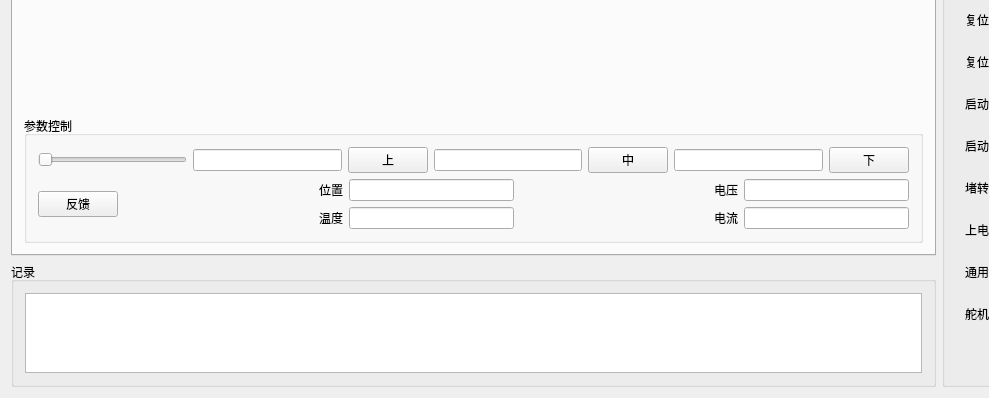
Before: the Qt Designer form widget.ui in zhangzhuo520/QtSerail, drawn with Qt 5; both pictures show x 0 to 989 and y 283 to 681 of the 1158 by 681 pixel window.
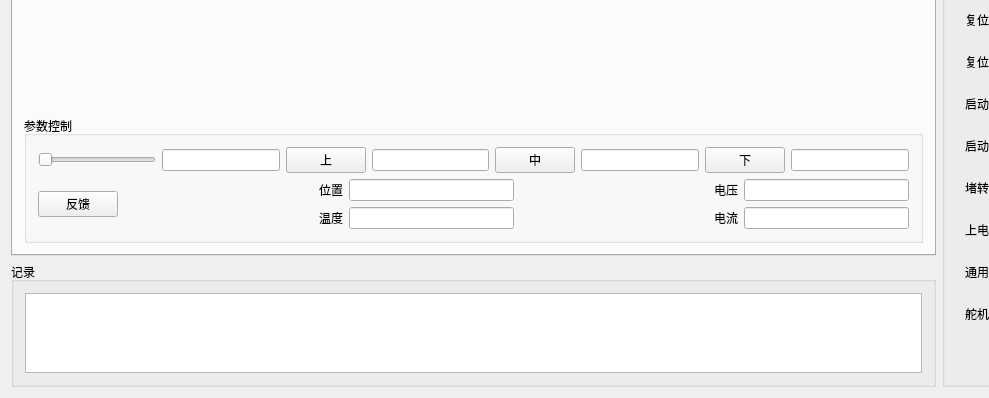
After: the same form once the commit is applied. The open tabs and pages were chosen to show the change.

The edit to the form file:
```diff
--- a/widget.ui
+++ b/widget.ui
@@ -990,6 +990,9 @@
                 </property>
                </widget>
               </item>
+              <item>
+               <widget class="QLineEdit" name="bottomPosEdit"/>
+              </item>
              </layout>
             </item>
             <item>
```
Left out of the diff: 26 changed lines with no effect on the pictures.
